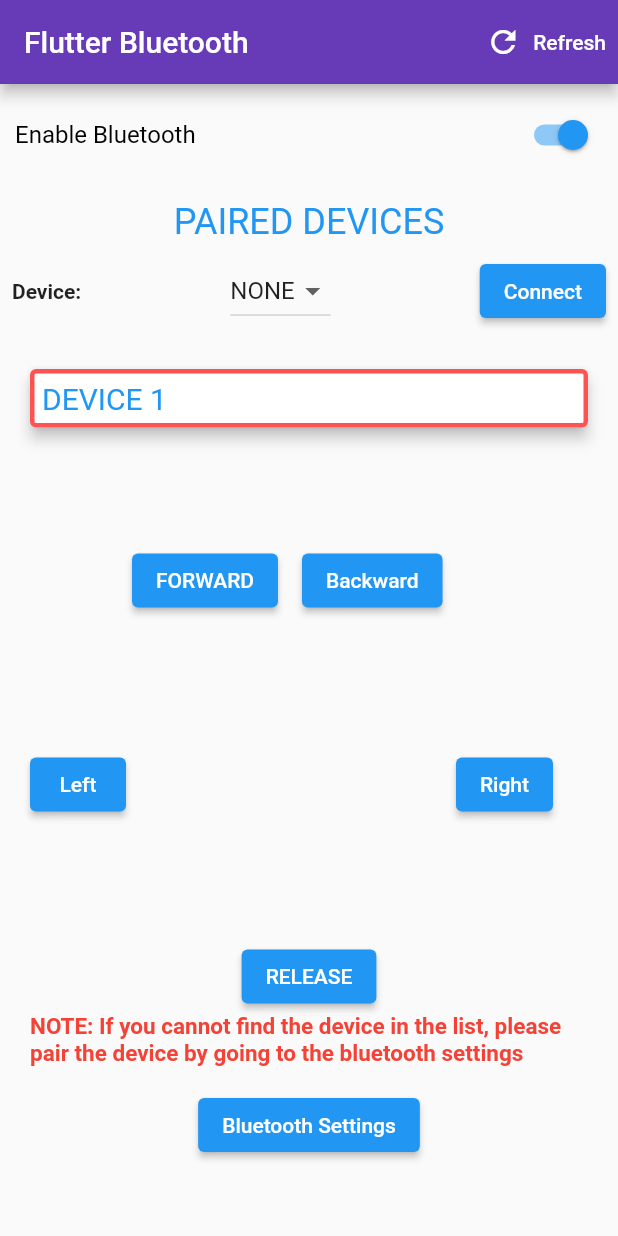
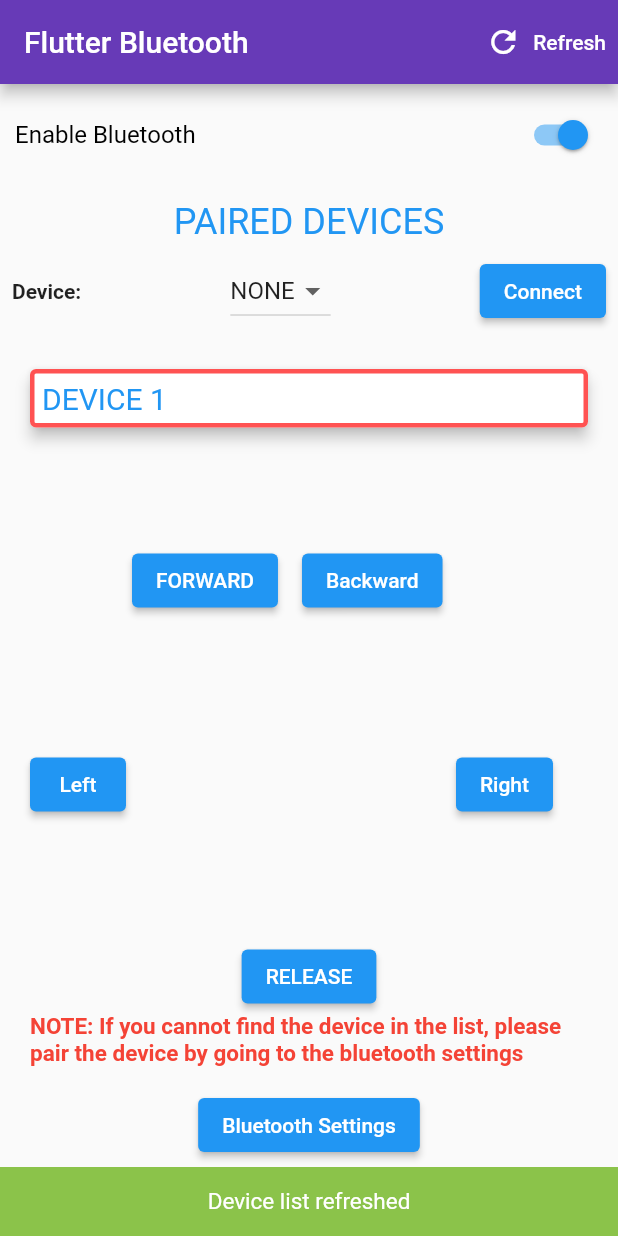
Before and after one commit to Karthi981/bluetooth, a Flutter app: the screen it shows after launch, after a tap on "Refresh", on a phone screen of 412 x 824 dp. Run offline on Flutter 3.47's test engine with Material 2 defaults, Android fonts, the phone set to English and light mode, and no system bars; our stand-ins replace flutter_bluetooth_serial; missing offline and left inert: control_pad_plus.

Commit message:
oct 20,2023

```diff
--- a/lib/buetoothcontrol.dart
+++ b/lib/buetoothcontrol.dart
@@ -1,5 +1,4 @@
 import 'dart:typed_data';
-
 import 'package:flutter/material.dart';
 import 'package:flutter/services.dart';
 import 'package:flutter_bluetooth_serial/flutter_bluetooth_serial.dart';
@@ -16,13 +15,12 @@ class Robotcontrol extends StatefulWidget {
 class _RobotcontrolState extends State<Robotcontrol> {
   // Initializing the Bluetooth connection state to be unknown
   BluetoothState _bluetoothState = BluetoothState.UNKNOWN;
-  // Initializing a global key, as it would help us in showing a SnackBar later
-  final GlobalKey<ScaffoldState> _scaffoldKey = new GlobalKey<ScaffoldState>();
   // Get the instance of the Bluetooth
-  final FlutterBluetoothSerial _bluetooth = FlutterBluetoothSerial.instance;
+  FlutterBluetoothSerial _bluetooth = FlutterBluetoothSerial.instance;
   // Track the Bluetooth connection with the remote device
   BluetoothConnection? connection;
 
+  final GlobalKey<ScaffoldMessengerState> scaffoldMessengerKey = GlobalKey<ScaffoldMessengerState>();
   late int _deviceState;
 
   bool isDisconnecting = false;
@@ -115,6 +113,7 @@ class _RobotcontrolState extends State<Robotcontrol> {
       devices = await _bluetooth.getBondedDevices();
     } on PlatformException {
       print("Error");
+      show("Error");
     }
 
     // It is an error to call [setState] unless [mounted] is true.
@@ -133,8 +132,9 @@ class _RobotcontrolState extends State<Robotcontrol> {
   @override
   Widget build(BuildContext context) {
     return MaterialApp(
-      home: Scaffold(
-        key: _scaffoldKey,
+      home: ScaffoldMessenger(
+        key: scaffoldMessengerKey,
+        child: Scaffold(
           appBar: AppBar(
             title: Text("Flutter Bluetooth"),
             backgroundColor: Colors.deepPurple,
@@ -378,6 +378,7 @@ class _RobotcontrolState extends State<Robotcontrol> {
             ),
           ),
         ),
+      ),
     );
   }
 
@@ -455,7 +456,7 @@ class _RobotcontrolState extends State<Robotcontrol> {
   // Method to send message,
   // for turning the Bluetooth device off
   void _command(String command) async {
-    var  value1 = command + "\r\n";
+    var  value1 = command;
     value1 = value1.trim();
     if (value1.length > 0) {
       try {
@@ -472,21 +473,18 @@ class _RobotcontrolState extends State<Robotcontrol> {
       }
     }
   }
-
   // Method to show a Snackbar,
   // taking message as the text
-  Future show(
-      String message, {
-        Duration duration = const Duration(seconds: 3),
-      }) async {
-    await new Future.delayed(new Duration(milliseconds: 100));
-    ScaffoldMessenger.of(context).showSnackBar(
-      new SnackBar(
-        content: new Text(
+  void show(String message)  {
+    final snackbar =SnackBar(
+        content: Text(
           message,
+          textAlign: TextAlign.center,
+          style: TextStyle(
+            fontSize: 15,
           ),
-        duration: duration,
         ),
-    );
+    backgroundColor: Colors.lightGreen,);
+    scaffoldMessengerKey.currentState!.showSnackBar(snackbar);
   }
 }
```
Lines whose indentation alone changed are shown as unchanged.
